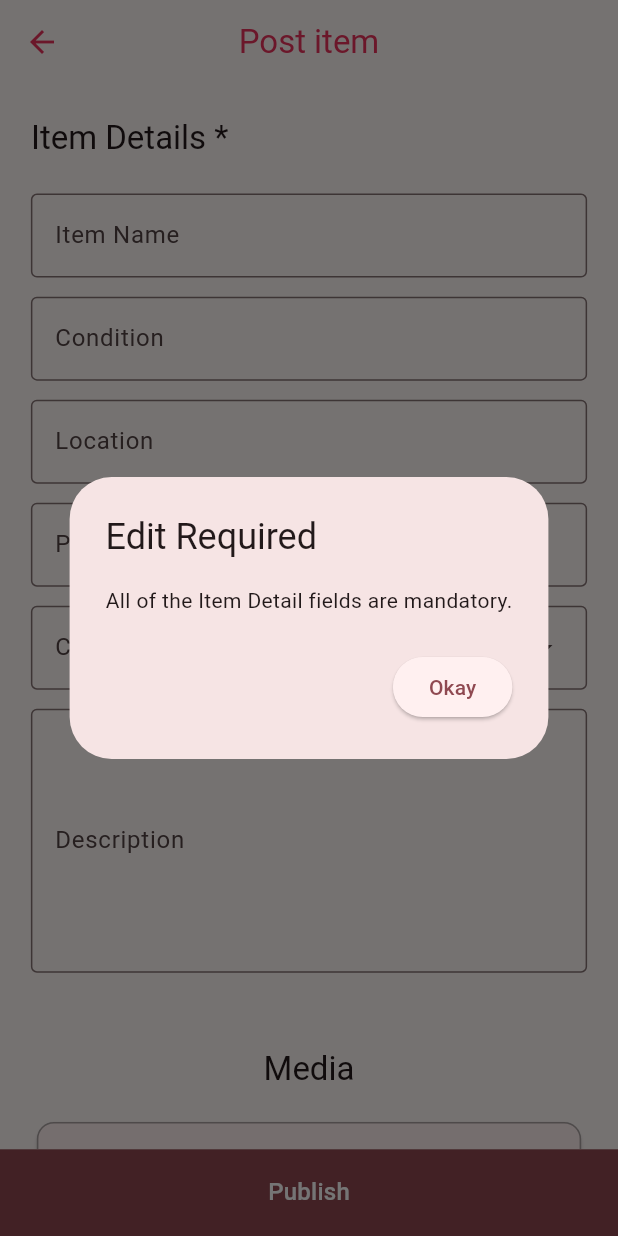
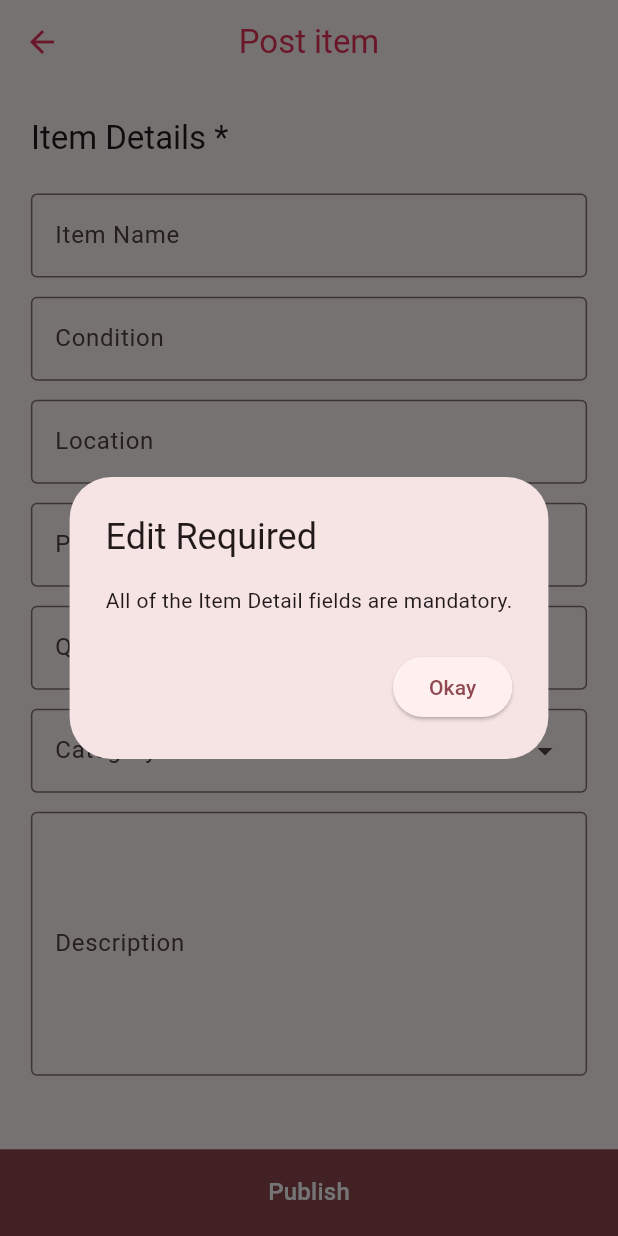
Before and after one commit to Muhammad-Abubakr/oumel, a Flutter app: the PostItemScreen screen opened directly, after a tap on "Publish", on a phone screen of 412 x 824 dp. Run offline on Flutter 3.47's test engine with Material 2 defaults, Android fonts, the phone set to English and light mode, and no system bars; our stand-ins replace bloc, cached_network_image, equatable, firebase_auth, firebase_core, firebase_database and 5 more; missing offline and left inert: appinio_video_player; accounts and stored records are empty; generated files the repository leaves out were written again.

Commit message:
Patch: Add-Ons now are text fields where user is able to enter what they want as the data will be stored as Strings instead of hex strings and datetime objects as were implemented before, added another field to the product model that is quantity.

```diff
--- a/lib/blocs/products/products_bloc.dart
+++ b/lib/blocs/products/products_bloc.dart
@@ -126,8 +126,10 @@ class ProductsBloc extends Bloc<ProductsEvent, ProductsState> {
           description: event.description,
           color: event.color,
           year: event.year,
+          model: event.model,
           images: imagesURLs,
           videos: videosURLs,
+          quantity: event.quantity,
         );
 
         // and finally upload the product to the database
--- a/lib/blocs/products/products_event.dart
+++ b/lib/blocs/products/products_event.dart
@@ -14,8 +14,10 @@ class PostProduct extends ProductsEvent {
   final String description;
   final List<XFile>? images;
   final List<XFile>? videos;
+  final int quantity;
+  final String? model;
   final String? color;
-  final DateTime? year;
+  final String? year;
 
   PostProduct({
     required this.name,
@@ -24,8 +26,10 @@ class PostProduct extends ProductsEvent {
     required this.price,
     required this.category,
     required this.description,
+    required this.quantity,
     this.images,
     this.videos,
+    this.model,
     this.color,
     this.year,
   });
--- a/lib/models/product.dart
+++ b/lib/models/product.dart
@@ -25,10 +25,12 @@ class Product extends Equatable {
   final String description;
   final List<String>? images;
   final List<String>? videos;
+  final int quantity;
+  final String? model;
   final String? color;
-  final DateTime? year;
+  final String? year;
 
-  /* Constructor */
+  // Constructor
   const Product({
     required this.name,
     required this.condition,
@@ -38,25 +40,11 @@ class Product extends Equatable {
     required this.description,
     this.images,
     this.videos,
+    required this.quantity,
+    this.model,
     this.color,
     this.year,
   });
-
-  @override
-  List<Object?> get props {
-    return [
-      name,
-      condition,
-      location,
-      price,
-      category,
-      description,
-      images,
-      videos,
-      color,
-      year
-    ];
-  }
 
   Product copyWith({
     String? name,
@@ -67,8 +55,10 @@ class Product extends Equatable {
     String? description,
     List<String>? images,
     List<String>? videos,
+    int? quantity,
+    String? model,
     String? color,
-    DateTime? year,
+    String? year,
   }) {
     return Product(
       name: name ?? this.name,
@@ -79,6 +69,8 @@ class Product extends Equatable {
       description: description ?? this.description,
       images: images ?? this.images,
       videos: videos ?? this.videos,
+      quantity: quantity ?? this.quantity,
+      model: model ?? this.model,
       color: color ?? this.color,
       year: year ?? this.year,
     );
@@ -94,8 +86,10 @@ class Product extends Equatable {
       'description': description,
       'images': images,
       'videos': videos,
+      'quantity': quantity,
+      'model': model,
       'color': color,
-      'year': year?.millisecondsSinceEpoch,
+      'year': year,
     };
   }
 
@@ -105,16 +99,15 @@ class Product extends Equatable {
       condition: map['condition'] as String,
       location: map['location'] as String,
       price: map['price'] as double,
+      quantity: map['quantity'] as int,
+      description: map['description'] as String,
       category: ProductCategory.values
           .firstWhere((element) => describeEnum(element.name) == map['category']),
-      description: map['description'] as String,
-      images:
-          map['images'] != null ? List<String>.from((map['images'] as List<String>)) : null,
-      videos:
-          map['videos'] != null ? List<String>.from((map['videos'] as List<String>)) : null,
+      images: map['images'] != null ? map['images'] as List<String> : null,
+      videos: map['videos'] != null ? map['videos'] as List<String> : null,
+      model: map['model'] != null ? map['model'] as String : null,
       color: map['color'] != null ? map['color'] as String : null,
-      year:
-          map['year'] != null ? DateTime.fromMillisecondsSinceEpoch(map['year'] as int) : null,
+      year: map['year'] != null ? map['year'] as String : null,
     );
   }
 
@@ -124,5 +117,23 @@ class Product extends Equatable {
       Product.fromMap(json.decode(source) as Map<String, dynamic>);
 
   @override
+  List<Object?> get props {
+    return [
+      name,
+      condition,
+      location,
+      price,
+      category,
+      description,
+      images,
+      videos,
+      quantity,
+      model,
+      color,
+      year
+    ];
+  }
+
+  @override
   bool get stringify => true;
 }
--- a/lib/screens/post_item_screen.dart
+++ b/lib/screens/post_item_screen.dart
@@ -1,12 +1,13 @@
 import 'package:flutter/material.dart';
 import 'package:flutter_bloc/flutter_bloc.dart';
-import 'package:flutter_colorpicker/flutter_colorpicker.dart';
+// import 'package:flutter_colorpicker/flutter_colorpicker.dart';
 import 'package:flutter_screenutil/flutter_screenutil.dart';
 
 import '../blocs/images/images_cubit.dart';
 import '../blocs/products/products_bloc.dart';
 import '../blocs/videos/videos_cubit.dart';
 import '../models/product.dart';
+import '../widgets/custom_text_field.dart';
 import '../widgets/images_container.dart';
 import '../widgets/videos_container.dart';
 
@@ -28,17 +29,21 @@ class _PostItemScreenState extends State<PostItemScreen> {
   final TextEditingController condition = TextEditingController();
   final TextEditingController location = TextEditingController();
   final TextEditingController price = TextEditingController();
+  final TextEditingController model = TextEditingController();
+  final TextEditingController color = TextEditingController();
+  final TextEditingController year = TextEditingController();
+  final TextEditingController quantity = TextEditingController();
 
   ProductCategory category = ProductCategory.none;
-  final TextEditingController hexController = TextEditingController();
-  late Color pickerColor;
-  DateTime year = DateTime.now();
+  // final TextEditingController hexController = TextEditingController();
+  // late Color pickerColor;
+  // DateTime year = DateTime.now();
 
-  bool includeAddOn = false;
+  // bool includeAddOn = false;
 
   @override
   void didChangeDependencies() {
-    pickerColor = Theme.of(context).colorScheme.primary;
+    // pickerColor = Theme.of(context).colorScheme.primary;
 
     imagesCubit = context.watch<ImagesCubit>();
     videosCubit = context.watch<VideosCubit>();
@@ -153,6 +158,7 @@ class _PostItemScreenState extends State<PostItemScreen> {
                           label: Text('Location'),
                         ),
                       ),
+
                       // spacing
                       SizedBox(height: 36.h),
 
@@ -162,6 +168,18 @@ class _PostItemScreenState extends State<PostItemScreen> {
                         keyboardType: TextInputType.number,
                         decoration: const InputDecoration(
                           label: Text('Price'),
+                        ),
+                      ),
+
+                      // spacing
+                      SizedBox(height: 36.h),
+
+                      // quantity
+                      TextFormField(
+                        controller: quantity,
+                        keyboardType: TextInputType.number,
+                        decoration: const InputDecoration(
+                          label: Text('Quantity'),
                         ),
                       ),
 
@@ -256,73 +274,27 @@ class _PostItemScreenState extends State<PostItemScreen> {
                         ),
                       ),
 
+                      Row(
+                        mainAxisAlignment: MainAxisAlignment.spaceBetween,
+                        children: [
                           // model
-                      Row(
-                        mainAxisAlignment: MainAxisAlignment.spaceAround,
-                        children: [
-                          // Model
-                          ChoiceChip(
-                            selected: includeAddOn,
-                            onSelected: (val) => setState(() => includeAddOn = val),
-                            label: const Text('Model'),
+                          CustomTextField(
+                            'Model',
+                            model,
                           ),
-
-                          // Color
-                          if (includeAddOn) ...[
-                            ElevatedButton(
-                              style: ElevatedButton.styleFrom(
-                                backgroundColor: pickerColor,
-                                foregroundColor: pickerColor.computeLuminance() > 0.5
-                                    ? Colors.grey.shade700
-                                    : Colors.white,
+                          // color
+                          CustomTextField(
+                            'Color',
+                            color,
                           ),
-                              onPressed: () => showDialog(
-                                context: context,
-                                builder: (context) => AlertDialog(
-                                  backgroundColor:
-                                      Theme.of(context).dialogBackgroundColor.withAlpha(230),
-                                  titlePadding: const EdgeInsets.all(0),
-                                  contentPadding: const EdgeInsets.all(0),
-                                  content: SingleChildScrollView(
-                                    child: ColorPicker(
-                                        enableAlpha: true,
-                                        displayThumbColor: true,
-                                        pickerAreaBorderRadius: BorderRadius.circular(72.r),
-                                        pickerColor: pickerColor,
-                                        onColorChanged: (color) {
-                                          setState(() => pickerColor = color);
-                                        }),
+                          // year
+                          CustomTextField(
+                            'Year',
+                            year,
                           ),
-                                ),
-                              ),
-                              child: Text(colorToHex(pickerColor, includeHashSign: true)),
-                            ),
-
-                            // Year
-                            ElevatedButton(
-                              onPressed: () => showDialog(
-                                context: context,
-                                builder: (context) => Dialog(
-                                  child: ClipRRect(
-                                    borderRadius: BorderRadius.circular(96.r),
-                                    child: YearPicker(
-                                      firstDate: DateTime(1900),
-                                      lastDate: DateTime.now(),
-                                      selectedDate: year,
-                                      currentDate: year,
-                                      onChanged: (date) {
-                                        setState(() => year = date);
-                                        Navigator.of(context).pop();
-                                      },
-                                    ),
-                                  ),
-                                ),
-                              ),
-                              child: Text('${year.year}'),
-                            )
-                          ]
                         ],
                       ),
+                      // _buildModelOption(),
 
                       SizedBox(height: 128.h),
                     ],
@@ -333,6 +305,7 @@ class _PostItemScreenState extends State<PostItemScreen> {
           ),
         ),
         bottomNavigationBar: OutlinedButton(
+          // onPressed: () => {},
           onPressed: () => publisher(productsBloc),
           style: OutlinedButton.styleFrom(
               tapTargetSize: MaterialTapTargetSize.shrinkWrap,
@@ -363,6 +336,7 @@ class _PostItemScreenState extends State<PostItemScreen> {
         condition.text.isEmpty ||
         location.text.isEmpty ||
         price.text.isEmpty ||
+        quantity.text.isEmpty ||
         description.text.isEmpty ||
         category.index == 0) {
       /* Show the Dialog that User needs to fill all required fields */
@@ -380,8 +354,7 @@ class _PostItemScreenState extends State<PostItemScreen> {
               ));
     } else {
       try {
-        if (includeAddOn) {
-          if (imagesCubit.isNotEmpty() && videosCubit.isNotEmpty()) {
+        if (imagesCubit.isEmpty() && videosCubit.isNotEmpty()) {
           productsBloc.add(
             PostProduct(
               name: name.text.trim(),
@@ -390,23 +363,10 @@ class _PostItemScreenState extends State<PostItemScreen> {
               price: double.parse(price.text.trim()),
               category: category,
               description: description.text.trim(),
-                color: colorToHex(pickerColor),
-                year: year,
-                images: imagesCubit.state.images,
-                videos: videosCubit.state.videos,
-              ),
-            );
-          } else if (imagesCubit.isEmpty() && videosCubit.isNotEmpty()) {
-            productsBloc.add(
-              PostProduct(
-                name: name.text.trim(),
-                condition: condition.text.trim(),
-                location: location.text.trim(),
-                price: double.parse(price.text.trim()),
-                category: category,
-                description: description.text.trim(),
-                color: colorToHex(pickerColor),
-                year: year,
+              color: color.text.isNotEmpty ? color.text.trim() : null,
+              year: year.text.isNotEmpty ? year.text.trim() : null,
+              model: model.text.isNotEmpty ? model.text.trim() : null,
+              quantity: int.parse(quantity.text.trim()),
               videos: videosCubit.state.videos,
             ),
           );
@@ -419,8 +379,10 @@ class _PostItemScreenState extends State<PostItemScreen> {
               price: double.parse(price.text.trim()),
               category: category,
               description: description.text.trim(),
-                color: colorToHex(pickerColor),
-                year: year,
+              color: color.text.isNotEmpty ? color.text.trim() : null,
+              year: year.text.isNotEmpty ? year.text.trim() : null,
+              model: model.text.isNotEmpty ? model.text.trim() : null,
+              quantity: int.parse(quantity.text.trim()),
               images: imagesCubit.state.images,
             ),
           );
@@ -433,13 +395,13 @@ class _PostItemScreenState extends State<PostItemScreen> {
               price: double.parse(price.text.trim()),
               category: category,
               description: description.text.trim(),
-                color: colorToHex(pickerColor),
-                year: year,
+              color: color.text.isNotEmpty ? color.text.trim() : null,
+              year: year.text.isNotEmpty ? year.text.trim() : null,
+              model: model.text.isNotEmpty ? model.text.trim() : null,
+              quantity: int.parse(quantity.text.trim()),
             ),
           );
-          }
         } else {
-          if (imagesCubit.isNotEmpty() && videosCubit.isNotEmpty()) {
           productsBloc.add(
             PostProduct(
               name: name.text.trim(),
@@ -448,46 +410,14 @@ class _PostItemScreenState extends State<PostItemScreen> {
               price: double.parse(price.text.trim()),
               category: category,
               description: description.text.trim(),
+              color: color.text.isNotEmpty ? color.text.trim() : null,
+              year: year.text.isNotEmpty ? year.text.trim() : null,
+              model: model.text.isNotEmpty ? model.text.trim() : null,
+              quantity: int.parse(quantity.text.trim()),
               images: imagesCubit.state.images,
               videos: videosCubit.state.videos,
             ),
           );
-          } else if (imagesCubit.isEmpty() && videosCubit.isNotEmpty()) {
-            productsBloc.add(
-              PostProduct(
-                name: name.text.trim(),
-                condition: condition.text.trim(),
-                location: location.text.trim(),
-                price: double.parse(price.text.trim()),
-                category: category,
-                description: description.text.trim(),
-                videos: videosCubit.state.videos,
-              ),
-            );
-          } else if (imagesCubit.isNotEmpty() && videosCubit.isEmpty()) {
-            productsBloc.add(
-              PostProduct(
-                name: name.text.trim(),
-                condition: condition.text.trim(),
-                location: location.text.trim(),
-                price: double.parse(price.text.trim()),
-                category: category,
-                description: description.text.trim(),
-                images: imagesCubit.state.images,
-              ),
-            );
-          } else if (imagesCubit.isEmpty() && videosCubit.isEmpty()) {
-            productsBloc.add(
-              PostProduct(
-                name: name.text.trim(),
-                condition: condition.text.trim(),
-                location: location.text.trim(),
-                price: double.parse(price.text.trim()),
-                category: category,
-                description: description.text.trim(),
-              ),
-            );
-          }
         }
       } catch (error) {
         showDialog(
@@ -506,4 +436,71 @@ class _PostItemScreenState extends State<PostItemScreen> {
       }
     }
   }
+
+//   Widget _buildModelOption() {
+//     return Row(
+//       mainAxisAlignment: MainAxisAlignment.spaceAround,
+//       children: [
+//         // Model
+//         ChoiceChip(
+//           selected: includeAddOn,
+//           onSelected: (val) => setState(() => includeAddOn = val),
+//           label: const Text('Model'),
+//         ),
+
+//         // Color
+//         if (includeAddOn) ...[
+//           ElevatedButton(
+//             style: ElevatedButton.styleFrom(
+//               backgroundColor: pickerColor,
+//               foregroundColor:
+//                   pickerColor.computeLuminance() > 0.5 ? Colors.grey.shade700 : Colors.white,
+//             ),
+//             onPressed: () => showDialog(
+//               context: context,
+//               builder: (context) => AlertDialog(
+//                 backgroundColor: Theme.of(context).dialogBackgroundColor.withAlpha(230),
+//                 titlePadding: const EdgeInsets.all(0),
+//                 contentPadding: const EdgeInsets.all(0),
+//                 content: SingleChildScrollView(
+//                   child: ColorPicker(
+//                       enableAlpha: true,
+//                       displayThumbColor: true,
+//                       pickerAreaBorderRadius: BorderRadius.circular(72.r),
+//                       pickerColor: pickerColor,
+//                       onColorChanged: (color) {
+//                         setState(() => pickerColor = color);
+//                       }),
+//                 ),
+//               ),
+//             ),
+//             child: Text(colorToHex(pickerColor, includeHashSign: true)),
+//           ),
+
+//           // Year
+//           ElevatedButton(
+//             onPressed: () => showDialog(
+//               context: context,
+//               builder: (context) => Dialog(
+//                 child: ClipRRect(
+//                   borderRadius: BorderRadius.circular(96.r),
+//                   child: YearPicker(
+//                     firstDate: DateTime(1900),
+//                     lastDate: DateTime.now(),
+//                     selectedDate: year,
+//                     currentDate: year,
+//                     onChanged: (date) {
+//                       setState(() => year = date);
+//                       Navigator.of(context).pop();
+//                     },
+//                   ),
+//                 ),
+//               ),
+//             ),
+//             child: Text('${year.year}'),
+//           )
+//         ]
+//       ],
+//     );
+//   }
 }
--- /dev/null
+++ b/lib/widgets/custom_text_field.dart
@@ -0,0 +1,24 @@
+import 'package:flutter/material.dart';
+import 'package:flutter_screenutil/flutter_screenutil.dart';
+
+class CustomTextField extends StatelessWidget {
+  final String _label;
+  final TextEditingController _controller;
+
+  const CustomTextField(this._label, this._controller, {super.key});
+
+  @override
+  Widget build(BuildContext context) {
+    return SizedBox(
+      width: 0.25.sw,
+      height: 140.h,
+      child: TextField(
+        controller: _controller,
+        decoration: InputDecoration(
+          contentPadding: EdgeInsets.all(20.h),
+          label: Text(_label),
+        ),
+      ),
+    );
+  }
+}
```
Lines whose indentation alone changed are shown as unchanged.
